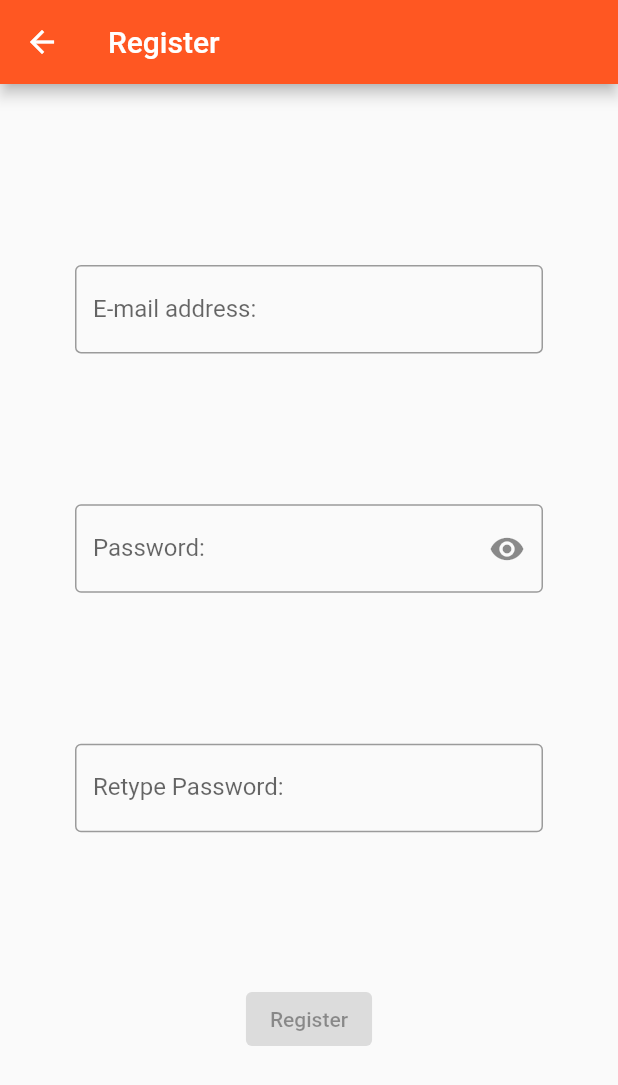
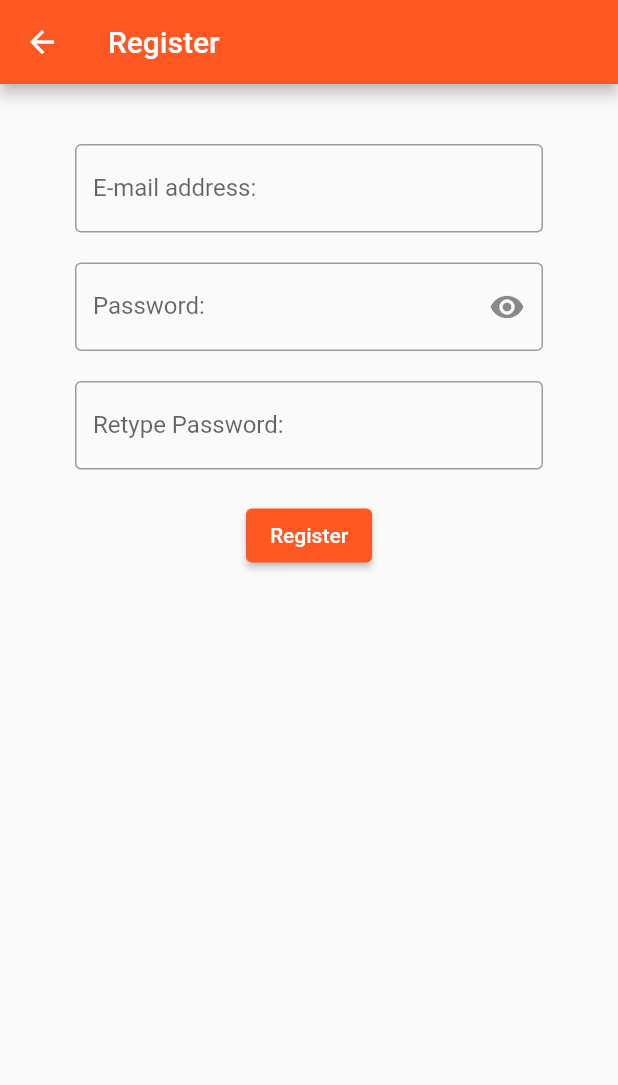
Before and after one commit to donneleo/Group-33-Receiptless_app, a Flutter app: the Register screen opened directly, on a phone screen of 412 x 824 dp. Shown: the top 1085 px of the screen. Run offline on Flutter 3.47's test engine with Material 2 defaults, Android fonts, the phone set to English and light mode, and no system bars; our stand-ins replace firebase_auth; accounts and stored records are empty.

Commit message:
Moved Register.dart to the authenticate folder. Started on getting Register.dart working as an actual sign up page.

```diff
--- a/lib/Register.dart
+++ /dev/null
@@ -1,73 +0,0 @@
-import 'package:flutter/material.dart';
-
-import 'login.dart';
-import 'main.dart';
-
-class Register extends StatefulWidget {
-  @override
-  _RegisterState createState() => _RegisterState();
-}
-
-class _RegisterState extends State<Register> {
-
-  IconData passwordIcon = Icons.visibility;
-  bool obscured = true;
-
-  void showHidePassword() {
-    this.setState(() {
-      if(obscured == true) {
-        passwordIcon = Icons.visibility_off;
-        obscured = false;
-      } else {
-        passwordIcon = Icons.visibility;
-        obscured = true;
-      }
-    });
-  }
-
-  @override
-  Widget build(BuildContext context) {
-    return Scaffold(
-      appBar: AppBar(
-        title: Text("Register"),
-      ),
-      body: Center(
-        child: Container(
-          padding: EdgeInsets.symmetric(vertical: 20.0, horizontal: 50.0),
-          child: Column(
-            mainAxisAlignment: MainAxisAlignment.spaceEvenly,
-            children: <Widget>[
-              TextFormField(
-                decoration: InputDecoration(
-                  border: OutlineInputBorder(),
-                  labelText: "E-mail address:"
-                ),
-              ),
-              TextFormField(
-                obscureText: obscured,
-                decoration: InputDecoration(
-                  border: OutlineInputBorder(),
-                  labelText: "Password:",
-                  suffixIcon: IconButton(
-                    icon: Icon(passwordIcon),
-                    onPressed: showHidePassword
-                  )
-                ),
-              ),
-              TextFormField(
-                obscureText: true,
-                decoration: InputDecoration(
-                  border: OutlineInputBorder(),
-                  labelText: "Retype Password:"
-                ),
-              ),
-              ElevatedButton(
-                  child: Text("Register"),
-                  onPressed: null)
-            ],
-          ),
-        ),
-      ),
-    );
-  }
-}
--- /dev/null
+++ b/lib/authenticate/Register.dart
@@ -0,0 +1,99 @@
+import 'package:flutter/material.dart';
+import 'package:receiptless_app/services/auth.dart';
+
+import '../login.dart';
+import '../main.dart';
+
+class Register extends StatefulWidget {
+  @override
+  _RegisterState createState() => _RegisterState();
+}
+
+class _RegisterState extends State<Register> {
+
+  //final AuthenticationService _auth = AuthenticationService();
+
+  IconData passwordIcon = Icons.visibility;
+  bool isObscured = true;
+
+  String email = "";
+  String password = "";
+  String retypedPassword = "";
+
+  void showHidePassword() {
+    this.setState(() {
+      if(isObscured == true) {
+        passwordIcon = Icons.visibility_off;
+        isObscured = false;
+      } else {
+        passwordIcon = Icons.visibility;
+        isObscured = true;
+      }
+    });
+  }
+
+  @override
+  Widget build(BuildContext context) {
+    return Scaffold(
+      appBar: AppBar(
+        title: Text("Register"),
+      ),
+      body: Center(
+        child: Container(
+          padding: EdgeInsets.symmetric(vertical: 20.0, horizontal: 50.0),
+          child: Form(
+            child: Column(
+              children: <Widget>[
+                SizedBox(height: 20.0),
+                TextFormField(
+                  decoration: InputDecoration(
+                    border: OutlineInputBorder(),
+                    labelText: "E-mail address:"
+                  ),
+                  onChanged: (val) {
+                    this.setState(() => email = val);
+                  },
+                ),
+                SizedBox(height: 20.0),
+                TextFormField(
+                  obscureText: isObscured,
+                  decoration: InputDecoration(
+                    border: OutlineInputBorder(),
+                    labelText: "Password:",
+                    suffixIcon: IconButton(
+                      icon: Icon(passwordIcon),
+                      onPressed: showHidePassword,
+                    )
+                  ),
+                  onChanged: (val) {
+                    this.setState(() => password = val);
+                  },
+                ),
+                SizedBox(height: 20.0),
+                TextFormField(
+                  obscureText: true,
+                  decoration: InputDecoration(
+                    border: OutlineInputBorder(),
+                    labelText: "Retype Password:"
+                  ),
+                  onChanged: (val) {
+                    this.setState(() => retypedPassword = val);
+                  },
+                ),
+                SizedBox(height: 20.0),
+                ElevatedButton(
+                  child: Text("Register"),
+                  onPressed: () async {
+                    print(email);
+                    print(password);
+                    print(retypedPassword);
+                  },
+                )
+              ],
+            ),
+          )
+        ),
+      ),
+    );
+  }
+}
--- a/lib/login.dart
+++ b/lib/login.dart
@@ -1,6 +1,6 @@
 
 import 'package:flutter/material.dart';
-import 'package:receiptless_app/Register.dart';
+import 'package:receiptless_app/authenticate/Register.dart';
 import 'package:receiptless_app/authenticate/loginPage.dart';
 import 'main.dart';
 
--- a/lib/services/auth.dart
+++ b/lib/services/auth.dart
@@ -4,7 +4,7 @@ import 'package:firebase_auth/firebase_auth.dart';
 
 class AuthenticationService{
 
-  //this line to declare final private property type firebase object here FirebaseAuth
+  //final FirebaseAuth _auth = FirebaseAuth.instance;
 
   //sign in anonymously(for now)
 
```
